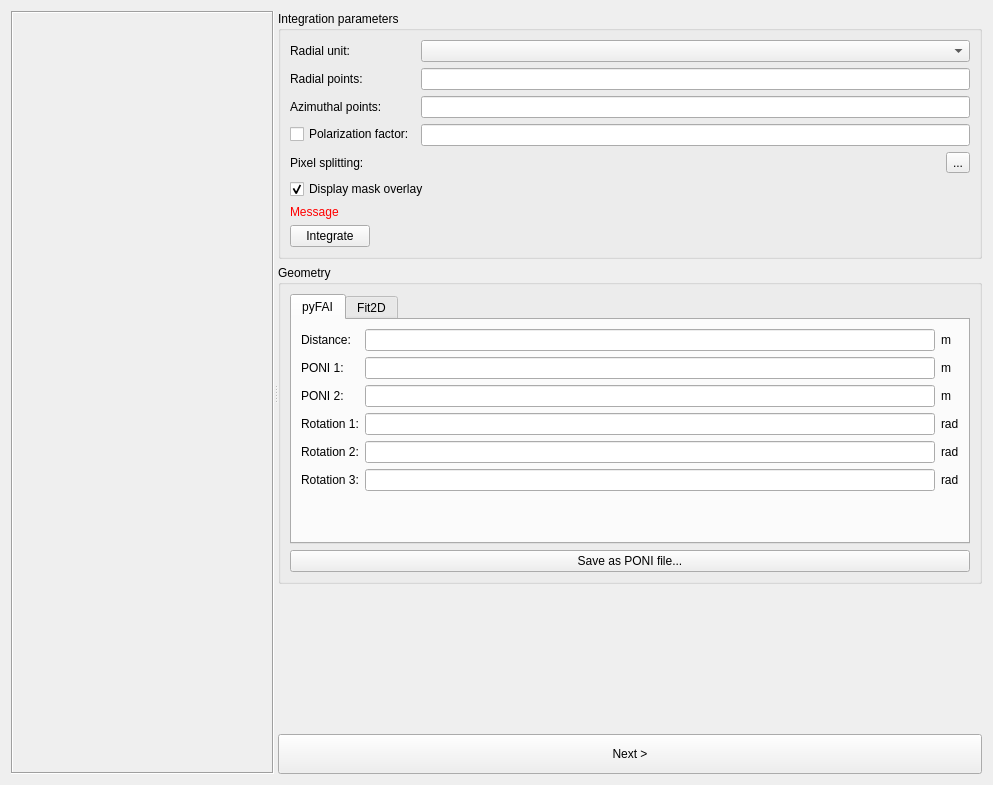
Old version of the form pyFAI/resources/gui/calibration-result.ui in the repository silx-kit/pyFAI.
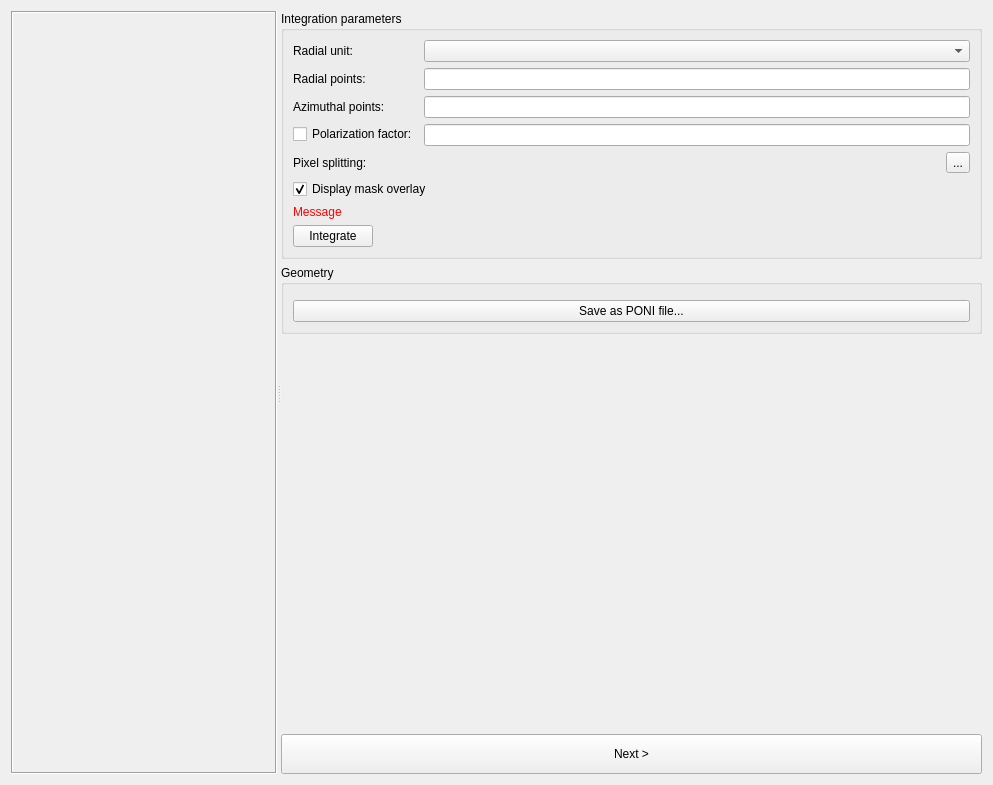
New version of the form. The open tabs and pages were chosen to show the change. Custom widgets are drawn as their Qt base class.

```diff
--- a/pyFAI/resources/gui/calibration-result.ui
+++ b/pyFAI/resources/gui/calibration-result.ui
@@ -169,364 +169,7 @@
          </property>
          <layout class="QVBoxLayout" name="verticalLayout">
           <item>
-           <widget class="QTabWidget" name="tabWidget">
-            <property name="currentIndex">
-             <number>1</number>
-            </property>
-            <widget class="QWidget" name="tab">
-             <attribute name="title">
-              <string>pyFAI</string>
-             </attribute>
-             <layout class="QGridLayout" name="gridLayout">
-              <item row="3" column="0">
-               <widget class="QLabel" name="label_3">
-                <property name="text">
-                 <string>PONI 2:</string>
-                </property>
-               </widget>
-              </item>
-              <item row="3" column="1">
-               <widget class="QuantityEdit" name="_pyfaiPoni2">
-                <property name="text">
-                 <string/>
-                </property>
-               </widget>
-              </item>
-              <item row="1" column="0">
-               <widget class="QLabel" name="label">
-                <property name="text">
-                 <string>PONI 1:</string>
-                </property>
-               </widget>
-              </item>
-              <item row="0" column="2">
-               <widget class="UnitLabel" name="_pyfaiDistanceUnit">
-                <property name="sizePolicy">
-                 <sizepolicy hsizetype="Fixed" vsizetype="Preferred">
-                  <horstretch>0</horstretch>
-                  <verstretch>0</verstretch>
-                 </sizepolicy>
-                </property>
-                <property name="text">
-                 <string>m</string>
-                </property>
-               </widget>
-              </item>
-              <item row="6" column="2">
-               <widget class="UnitLabel" name="_pyfaiRotation3Unit">
-                <property name="sizePolicy">
-                 <sizepolicy hsizetype="Fixed" vsizetype="Preferred">
-                  <horstretch>0</horstretch>
-                  <verstretch>0</verstretch>
-                 </sizepolicy>
-                </property>
-                <property name="text">
-                 <string>rad</string>
-                </property>
-               </widget>
-              </item>
-              <item row="5" column="2">
-               <widget class="UnitLabel" name="_pyfaiRotation2Unit">
-                <property name="sizePolicy">
-                 <sizepolicy hsizetype="Fixed" vsizetype="Preferred">
-                  <horstretch>0</horstretch>
-                  <verstretch>0</verstretch>
-                 </sizepolicy>
-                </property>
-                <property name="text">
-                 <string>rad</string>
-                </property>
-               </widget>
-              </item>
-              <item row="4" column="0">
-               <widget class="QLabel" name="label_4">
-                <property name="text">
-                 <string>Rotation 1:</string>
-                </property>
-               </widget>
-              </item>
-              <item row="6" column="0">
-               <widget class="QLabel" name="label_5">
-                <property name="text">
-                 <string>Rotation 3:</string>
-                </property>
-               </widget>
-              </item>
-              <item row="1" column="2">
-               <widget class="UnitLabel" name="_pyfaiPoni1Unit">
-                <property name="sizePolicy">
-                 <sizepolicy hsizetype="Fixed" vsizetype="Preferred">
-                  <horstretch>0</horstretch>
-                  <verstretch>0</verstretch>
-                 </sizepolicy>
-                </property>
-                <property name="text">
-                 <string>m</string>
-                </property>
-               </widget>
-              </item>
-              <item row="5" column="0">
-               <widget class="QLabel" name="label_9">
-                <property name="text">
-                 <string>Rotation 2:</string>
-                </property>
-               </widget>
-              </item>
-              <item row="1" column="1">
-               <widget class="QuantityEdit" name="_pyfaiPoni1">
-                <property name="text">
-                 <string/>
-                </property>
-               </widget>
-              </item>
-              <item row="5" column="1">
-               <widget class="QuantityEdit" name="_pyfaiRotation2">
-                <property name="text">
-                 <string/>
-                </property>
-               </widget>
-              </item>
-              <item row="4" column="1">
-               <widget class="QuantityEdit" name="_pyfaiRotation1">
-                <property name="text">
-                 <string/>
-                </property>
-               </widget>
-              </item>
-              <item row="6" column="1">
-               <widget class="QuantityEdit" name="_pyfaiRotation3">
-                <property name="text">
-                 <string/>
-                </property>
-               </widget>
-              </item>
-              <item row="0" column="1">
-               <widget class="QuantityEdit" name="_pyfaiDistance">
-                <property name="text">
-                 <string/>
-                </property>
-               </widget>
-              </item>
-              <item row="0" column="0">
-               <widget class="QLabel" name="label_10">
-                <property name="text">
-                 <string>Distance:</string>
-                </property>
-               </widget>
-              </item>
-              <item row="3" column="2">
-               <widget class="UnitLabel" name="_pyfaiPoni2Unit">
-                <property name="sizePolicy">
-                 <sizepolicy hsizetype="Fixed" vsizetype="Preferred">
-                  <horstretch>0</horstretch>
-                  <verstretch>0</verstretch>
-                 </sizepolicy>
-                </property>
-                <property name="text">
-                 <string>m</string>
-                </property>
-               </widget>
-              </item>
-              <item row="4" column="2">
-               <widget class="UnitLabel" name="_pyfaiRotation1Unit">
-                <property name="sizePolicy">
-                 <sizepolicy hsizetype="Fixed" vsizetype="Preferred">
-                  <horstretch>0</horstretch>
-                  <verstretch>0</verstretch>
-                 </sizepolicy>
-                </property>
-                <property name="text">
-                 <string>rad</string>
-                </property>
-               </widget>
-              </item>
-              <item row="7" column="1">
-               <spacer name="verticalSpacer_2">
-                <property name="orientation">
-                 <enum>Qt::Vertical</enum>
-                </property>
-                <property name="sizeHint" stdset="0">
-                 <size>
-                  <width>20</width>
-                  <height>40</height>
-                 </size>
-                </property>
-               </spacer>
-              </item>
-             </layout>
-            </widget>
-            <widget class="QWidget" name="tab_2">
-             <attribute name="title">
-              <string>Fit2D</string>
-             </attribute>
-             <layout class="QGridLayout" name="gridLayout_2">
-              <item row="3" column="1">
-               <widget class="QuantityEdit" name="_fit2dTilt">
-                <property name="text">
-                 <string/>
-                </property>
-               </widget>
-              </item>
-              <item row="0" column="0">
-               <widget class="QLabel" name="label_11">
-                <property name="text">
-                 <string>Direct distance:</string>
-                </property>
-               </widget>
-              </item>
-              <item row="0" column="1">
-               <widget class="QuantityEdit" name="_fit2dDistance">
-                <property name="text">
-                 <string/>
-                </property>
-               </widget>
-              </item>
-              <item row="2" column="0">
-               <widget class="QLabel" name="label_16">
-                <property name="text">
-                 <string>Center Y:</string>
-                </property>
-               </widget>
-              </item>
-              <item row="1" column="2">
-               <widget class="UnitLabel" name="_fit2dCenterXUnit">
-                <property name="sizePolicy">
-                 <sizepolicy hsizetype="Fixed" vsizetype="Preferred">
-                  <horstretch>0</horstretch>
-                  <verstretch>0</verstretch>
-                 </sizepolicy>
-                </property>
-                <property name="text">
-                 <string>px</string>
-                </property>
-               </widget>
-              </item>
-              <item row="2" column="2">
-               <widget class="UnitLabel" name="_fit2dCenterYUnit">
-                <property name="sizePolicy">
-                 <sizepolicy hsizetype="Fixed" vsizetype="Preferred">
-                  <horstretch>0</horstretch>
-                  <verstretch>0</verstretch>
-                 </sizepolicy>
-                </property>
-                <property name="text">
-                 <string>px</string>
-                </property>
-               </widget>
-              </item>
-              <item row="4" column="1">
-               <widget class="QuantityEdit" name="_fit2dTiltPlan">
-                <property name="text">
-                 <string/>
-                </property>
-               </widget>
-              </item>
-              <item row="6" column="0">
-               <widget class="QWidget" name="widget_2" native="true"/>
-              </item>
-              <item row="1" column="1">
-               <widget class="QuantityEdit" name="_fit2dCenterX">
-                <property name="text">
-                 <string/>
-                </property>
-               </widget>
-              </item>
-              <item row="4" column="2">
-               <widget class="UnitLabel" name="_fit2dTiltPlanUnit">
-                <property name="sizePolicy">
-                 <sizepolicy hsizetype="Fixed" vsizetype="Preferred">
-                  <horstretch>0</horstretch>
-                  <verstretch>0</verstretch>
-                 </sizepolicy>
-                </property>
-                <property name="text">
-                 <string>°</string>
-                </property>
-               </widget>
-              </item>
-              <item row="4" column="0">
-               <widget class="QLabel" name="label_18">
-                <property name="text">
-                 <string>Tilt plan rotation:</string>
-                </property>
-               </widget>
-              </item>
-              <item row="3" column="2">
-               <widget class="UnitLabel" name="_fit2dTiltUnit">
-                <property name="sizePolicy">
-                 <sizepolicy hsizetype="Fixed" vsizetype="Preferred">
-                  <horstretch>0</horstretch>
-                  <verstretch>0</verstretch>
-                 </sizepolicy>
-                </property>
-                <property name="text">
-                 <string>°</string>
-                </property>
-               </widget>
-              </item>
-              <item row="1" column="0">
-               <widget class="QLabel" name="label_15">
-                <property name="text">
-                 <string>Center X:</string>
-                </property>
-               </widget>
-              </item>
-              <item row="2" column="1">
-               <widget class="QuantityEdit" name="_fit2dCenterY">
-                <property name="text">
-                 <string/>
-                </property>
-               </widget>
-              </item>
-              <item row="6" column="1">
-               <spacer name="verticalSpacer_3">
-                <property name="orientation">
-                 <enum>Qt::Vertical</enum>
-                </property>
-                <property name="sizeHint" stdset="0">
-                 <size>
-                  <width>20</width>
-                  <height>40</height>
-                 </size>
-                </property>
-               </spacer>
-              </item>
-              <item row="0" column="2">
-               <widget class="UnitLabel" name="_fit2dDistanceUnit">
-                <property name="sizePolicy">
-                 <sizepolicy hsizetype="Fixed" vsizetype="Preferred">
-                  <horstretch>0</horstretch>
-                  <verstretch>0</verstretch>
-                 </sizepolicy>
-                </property>
-                <property name="text">
-                 <string>m</string>
-                </property>
-               </widget>
-              </item>
-              <item row="3" column="0">
-               <widget class="QLabel" name="label_17">
-                <property name="text">
-                 <string>Tilt:</string>
-                </property>
-               </widget>
-              </item>
-              <item row="5" column="0" colspan="3">
-               <widget class="QLabel" name="_fit2dError">
-                <property name="styleSheet">
-                 <string notr="true">QLabel {color: red}</string>
-                </property>
-                <property name="text">
-                 <string/>
-                </property>
-                <property name="wordWrap">
-                 <bool>true</bool>
-                </property>
-               </widget>
-              </item>
-             </layout>
-            </widget>
-           </widget>
+           <widget class="GeometryTabs" name="_geometryTabs" native="true"/>
           </item>
           <item>
            <widget class="QPushButton" name="_savePoniButton">
@@ -601,9 +244,10 @@
    <container>1</container>
   </customwidget>
   <customwidget>
-   <class>UnitLabel</class>
-   <extends>QLabel</extends>
-   <header>pyFAI.gui.widgets.UnitLabel</header>
+   <class>GeometryTabs</class>
+   <extends>QWidget</extends>
+   <header>pyFAI.gui.widgets.GeometryTabs</header>
+   <container>1</container>
   </customwidget>
  </customwidgets>
  <tabstops>
```
